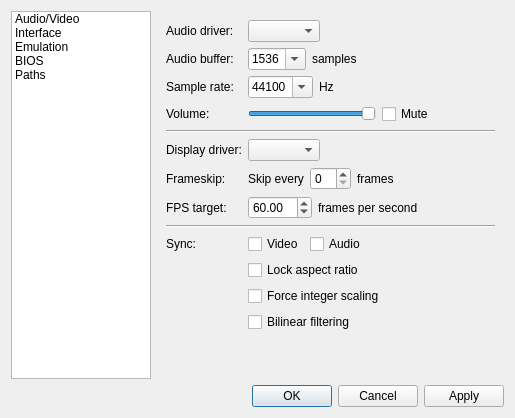
Old version of the form Libretro/mgba/src/platform/qt/SettingsView.ui in the repository kiddreads/Avalon-copy2.
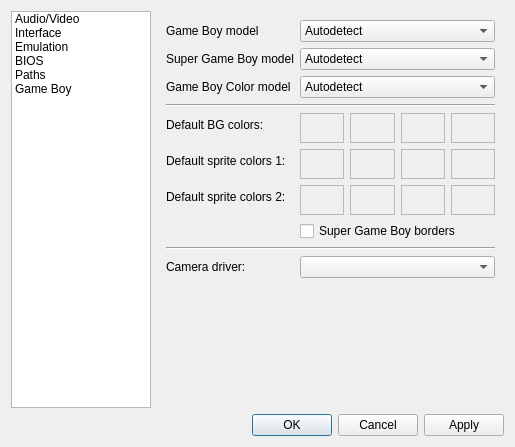
New version of the form. The open tabs and pages were chosen to show the change.

The edit to the form file:
```diff
--- a/Libretro/mgba/src/platform/qt/SettingsView.ui
+++ b/Libretro/mgba/src/platform/qt/SettingsView.ui
@@ -6,8 +6,8 @@
    <rect>
     <x>0</x>
     <y>0</y>
-    <width>650</width>
-    <height>454</height>
+    <width>588</width>
+    <height>488</height>
    </rect>
   </property>
   <property name="sizePolicy">
@@ -65,6 +65,11 @@
        <string>Paths</string>
       </property>
      </item>
+     <item>
+      <property name="text">
+       <string>Game Boy</string>
+      </property>
+     </item>
     </widget>
    </item>
    <item row="2" column="0" colspan="2">
@@ -414,6 +419,13 @@
          </item>
         </widget>
        </item>
+       <item row="1" column="0" colspan="2">
+        <widget class="Line" name="line_10">
+         <property name="orientation">
+          <enum>Qt::Horizontal</enum>
+         </property>
+        </widget>
+       </item>
        <item row="2" column="0">
         <widget class="QLabel" name="label_6">
          <property name="text">
@@ -483,13 +495,70 @@
          </property>
         </widget>
        </item>
-       <item row="1" column="0" colspan="2">
-        <widget class="Line" name="line_10">
+       <item row="9" column="1">
+        <widget class="QCheckBox" name="showFps">
+         <property name="text">
+          <string>Show FPS in title bar</string>
+         </property>
+         <property name="checked">
+          <bool>true</bool>
+         </property>
+        </widget>
+       </item>
+       <item row="10" column="0" colspan="2">
+        <widget class="Line" name="line_13">
          <property name="orientation">
           <enum>Qt::Horizontal</enum>
          </property>
         </widget>
        </item>
+       <item row="13" column="0" colspan="2">
+        <widget class="Line" name="line_16">
+         <property name="orientation">
+          <enum>Qt::Horizontal</enum>
+         </property>
+        </widget>
+       </item>
+       <item row="14" column="1">
+        <widget class="QCheckBox" name="cheatAutosave">
+         <property name="text">
+          <string>Automatically save cheats</string>
+         </property>
+         <property name="checked">
+          <bool>true</bool>
+         </property>
+        </widget>
+       </item>
+       <item row="15" column="1">
+        <widget class="QCheckBox" name="cheatAutoload">
+         <property name="text">
+          <string>Automatically load cheats</string>
+         </property>
+         <property name="checked">
+          <bool>true</bool>
+         </property>
+        </widget>
+       </item>
+       <item row="11" column="1">
+        <widget class="QCheckBox" name="autosave">
+         <property name="text">
+          <string>Automatically save state</string>
+         </property>
+         <property name="checked">
+          <bool>true</bool>
+         </property>
+        </widget>
+       </item>
+       <item row="12" column="1">
+        <widget class="QCheckBox" name="autoload">
+         <property name="text">
+          <string>Automatically load state</string>
+         </property>
+         <property name="checked">
+          <bool>true</bool>
+         </property>
+        </widget>
+       </item>
       </layout>
      </widget>
      <widget class="QWidget" name="emulation">
@@ -540,28 +609,28 @@
          </item>
         </layout>
        </item>
-       <item row="1" column="0" colspan="2">
+       <item row="2" column="0" colspan="2">
         <widget class="Line" name="line">
          <property name="orientation">
           <enum>Qt::Horizontal</enum>
          </property>
         </widget>
        </item>
-       <item row="2" column="1">
+       <item row="3" column="1">
         <widget class="QCheckBox" name="rewind">
          <property name="text">
           <string>Enable rewind</string>
          </property>
         </widget>
        </item>
-       <item row="3" column="0">
+       <item row="4" column="0">
         <widget class="QLabel" name="label_8">
          <property name="text">
           <string>Rewind history:</string>
          </property>
         </widget>
        </item>
-       <item row="3" column="1">
+       <item row="4" column="1">
         <layout class="QHBoxLayout" name="horizontalLayout_13">
          <item>
           <widget class="QSpinBox" name="rewindCapacity">
@@ -579,21 +648,21 @@
          </item>
         </layout>
        </item>
-       <item row="5" column="0" colspan="2">
+       <item row="6" column="0" colspan="2">
         <widget class="Line" name="line_3">
          <property name="orientation">
           <enum>Qt::Horizontal</enum>
          </property>
         </widget>
        </item>
-       <item row="6" column="0">
+       <item row="7" column="0">
         <widget class="QLabel" name="label_15">
          <property name="text">
           <string>Idle loops:</string>
          </property>
         </widget>
        </item>
-       <item row="6" column="1">
+       <item row="7" column="1">
         <widget class="QComboBox" name="idleOptimization">
          <item>
           <property name="text">
@@ -612,21 +681,21 @@
          </item>
         </widget>
        </item>
-       <item row="8" column="0" colspan="2">
+       <item row="9" column="0" colspan="2">
         <widget class="Line" name="line_2">
          <property name="orientation">
           <enum>Qt::Horizontal</enum>
          </property>
         </widget>
        </item>
-       <item row="9" column="0">
+       <item row="10" column="0">
         <widget class="QLabel" name="label_24">
          <property name="text">
           <string>Savestate extra data:</string>
          </property>
         </widget>
        </item>
-       <item row="9" column="1">
+       <item row="10" column="1">
         <widget class="QCheckBox" name="saveStateScreenshot">
          <property name="text">
           <string>Screenshot</string>
@@ -636,7 +705,7 @@
          </property>
         </widget>
        </item>
-       <item row="10" column="1">
+       <item row="11" column="1">
         <widget class="QCheckBox" name="saveStateSave">
          <property name="text">
           <string>Save data</string>
@@ -646,7 +715,7 @@
          </property>
         </widget>
        </item>
-       <item row="11" column="1">
+       <item row="12" column="1">
         <widget class="QCheckBox" name="saveStateCheats">
          <property name="text">
           <string>Cheat codes</string>
@@ -656,14 +725,14 @@
          </property>
         </widget>
        </item>
-       <item row="13" column="0">
+       <item row="14" column="0">
         <widget class="QLabel" name="label_25">
          <property name="text">
           <string>Load extra data:</string>
          </property>
         </widget>
        </item>
-       <item row="13" column="1">
+       <item row="14" column="1">
         <widget class="QCheckBox" name="loadStateScreenshot">
          <property name="text">
           <string>Screenshot</string>
@@ -673,28 +742,28 @@
          </property>
         </widget>
        </item>
-       <item row="14" column="1">
+       <item row="15" column="1">
         <widget class="QCheckBox" name="loadStateSave">
          <property name="text">
           <string>Save data</string>
          </property>
         </widget>
        </item>
-       <item row="15" column="1">
+       <item row="16" column="1">
         <widget class="QCheckBox" name="loadStateCheats">
          <property name="text">
           <string>Cheat codes</string>
          </property>
         </widget>
        </item>
-       <item row="12" column="0" colspan="2">
+       <item row="13" column="0" colspan="2">
         <widget class="Line" name="line_9">
          <property name="orientation">
           <enum>Qt::Horizontal</enum>
          </property>
         </widget>
        </item>
-       <item row="4" column="1">
+       <item row="5" column="1">
         <widget class="QCheckBox" name="rewindSave">
          <property name="text">
           <string>Rewind affects save data</string>
@@ -704,13 +773,30 @@
          </property>
         </widget>
        </item>
-       <item row="7" column="1">
+       <item row="8" column="1">
         <widget class="QCheckBox" name="preload">
          <property name="text">
           <string>Preload entire ROM into memory</string>
          </property>
         </widget>
        </item>
+       <item row="1" column="0">
+        <widget class="QLabel" name="label_31">
+         <property name="text">
+          <string>Autofire interval:</string>
+         </property>
+        </widget>
+       </item>
+       <item row="1" column="1">
+        <widget class="QSpinBox" name="autofireThreshold">
+         <property name="minimum">
+          <number>1</number>
+         </property>
+         <property name="maximum">
+          <number>60</number>
+         </property>
+        </widget>
+       </item>
       </layout>
      </widget>
      <widget class="QWidget" name="bios">
@@ -743,7 +829,7 @@
          </item>
         </layout>
        </item>
-       <item row="3" column="1">
+       <item row="4" column="1">
         <widget class="QCheckBox" name="useBios">
          <property name="text">
           <string>Use BIOS file if found</string>
@@ -753,14 +839,14 @@
          </property>
         </widget>
        </item>
-       <item row="4" column="1">
+       <item row="5" column="1">
         <widget class="QCheckBox" name="skipBios">
          <property name="text">
           <string>Skip BIOS intro</string>
          </property>
         </widget>
        </item>
-       <item row="2" column="1">
+       <item row="3" column="1">
         <layout class="QHBoxLayout" name="horizontalLayout_8">
          <item>
           <widget class="QLineEdit" name="gbaBios">
@@ -781,21 +867,21 @@
          </item>
         </layout>
        </item>
-       <item row="2" column="0">
+       <item row="3" column="0">
         <widget class="QLabel" name="label_4">
          <property name="text">
           <string>GBA BIOS file:</string>
          </property>
         </widget>
        </item>
-       <item row="1" column="0">
+       <item row="2" column="0">
         <widget class="QLabel" name="label_5">
          <property name="text">
           <string>GBC BIOS file:</string>
          </property>
         </widget>
        </item>
-       <item row="1" column="1">
+       <item row="2" column="1">
         <layout class="QHBoxLayout" name="horizontalLayout_30">
          <item>
           <widget class="QLineEdit" name="gbcBios">
@@ -816,6 +902,34 @@
          </item>
         </layout>
        </item>
+       <item row="1" column="0">
+        <widget class="QLabel" name="label_30">
+         <property name="text">
+          <string>SGB BIOS file:</string>
+         </property>
+        </widget>
+       </item>
+       <item row="1" column="1">
+        <layout class="QHBoxLayout" name="horizontalLayout_12">
+         <item>
+          <widget class="QLineEdit" name="sgbBios">
+           <property name="sizePolicy">
+            <sizepolicy hsizetype="Expanding" vsizetype="Fixed">
+             <horstretch>0</horstretch>
+             <verstretch>0</verstretch>
+            </sizepolicy>
+           </property>
+          </widget>
+         </item>
+         <item>
+          <widget class="QPushButton" name="sgbBiosBrowse">
+           <property name="text">
+            <string>Browse</string>
+           </property>
+          </widget>
+         </item>
+        </layout>
+       </item>
       </layout>
      </widget>
      <widget class="QWidget" name="paths">
@@ -1008,6 +1122,465 @@
          </property>
         </widget>
        </item>
+       <item row="12" column="0" colspan="2">
+        <widget class="Line" name="line_14">
+         <property name="orientation">
+          <enum>Qt::Horizontal</enum>
+         </property>
+        </widget>
+       </item>
+       <item row="13" column="0">
+        <widget class="QLabel" name="label_48">
+         <property name="text">
+          <string>Cheats</string>
+         </property>
+        </widget>
+       </item>
+       <item row="13" column="1">
+        <layout class="QHBoxLayout" name="horizontalLayout_27">
+         <item>
+          <widget class="QLineEdit" name="cheatsPath">
+           <property name="sizePolicy">
+            <sizepolicy hsizetype="Expanding" vsizetype="Fixed">
+             <horstretch>0</horstretch>
+             <verstretch>0</verstretch>
+            </sizepolicy>
+           </property>
+           <property name="minimumSize">
+            <size>
+             <width>170</width>
+             <height>0</height>
+            </size>
+           </property>
+          </widget>
+         </item>
+         <item>
+          <widget class="QPushButton" name="cheatsBrowse">
+           <property name="text">
+            <string>Browse</string>
+           </property>
+          </widget>
+         </item>
+        </layout>
+       </item>
+       <item row="14" column="1">
+        <widget class="QCheckBox" name="cheatsSameDir">
+         <property name="text">
+          <string>Same directory as the ROM</string>
+         </property>
+        </widget>
+       </item>
+      </layout>
+     </widget>
+     <widget class="QWidget" name="gb">
+      <layout class="QFormLayout" name="formLayout_1">
+       <item row="0" column="0">
+        <widget class="QLabel" name="label_29">
+         <property name="text">
+          <string>Game Boy model</string>
+         </property>
+        </widget>
+       </item>
+       <item row="0" column="1">
+        <widget class="QComboBox" name="gbModel">
+         <item>
+          <property name="text">
+           <string>Autodetect</string>
+          </property>
+         </item>
+         <item>
+          <property name="text">
+           <string>Game Boy (DMG)</string>
+          </property>
+         </item>
+         <item>
+          <property name="text">
+           <string>Super Game Boy (SGB)</string>
+          </property>
+         </item>
+         <item>
+          <property name="text">
+           <string>Game Boy Color (CGB)</string>
+          </property>
+         </item>
+         <item>
+          <property name="text">
+           <string>Game Boy Advance (AGB)</string>
+          </property>
+         </item>
+        </widget>
+       </item>
+       <item row="1" column="0">
+        <widget class="QLabel" name="label_32">
+         <property name="text">
+          <string>Super Game Boy model</string>
+         </property>
+        </widget>
+       </item>
+       <item row="1" column="1">
+        <widget class="QComboBox" name="sgbModel">
+         <item>
+          <property name="text">
+           <string>Autodetect</string>
+          </property>
+         </item>
+         <item>
+          <property name="text">
+           <string>Game Boy (DMG)</string>
+          </property>
+         </item>
+         <item>
+          <property name="text">
+           <string>Super Game Boy (SGB)</string>
+          </property>
+         </item>
+         <item>
+          <property name="text">
+           <string>Game Boy Color (CGB)</string>
+          </property>
+         </item>
+         <item>
+          <property name="text">
+           <string>Game Boy Advance (AGB)</string>
+          </property>
+         </item>
+        </widget>
+       </item>
+       <item row="2" column="0">
+        <widget class="QLabel" name="label_33">
+         <property name="text">
+          <string>Game Boy Color model</string>
+         </property>
+        </widget>
+       </item>
+       <item row="2" column="1">
+        <widget class="QComboBox" name="cgbModel">
+         <item>
+          <property name="text">
+           <string>Autodetect</string>
+          </property>
+         </item>
+         <item>
+          <property name="text">
+           <string>Game Boy (DMG)</string>
+          </property>
+         </item>
+         <item>
+          <property name="text">
+           <string>Super Game Boy (SGB)</string>
+          </property>
+         </item>
+         <item>
+          <property name="text">
+           <string>Game Boy Color (CGB)</string>
+          </property>
+         </item>
+         <item>
+          <property name="text">
+           <string>Game Boy Advance (AGB)</string>
+          </property>
+         </item>
+        </widget>
+       </item>
+       <item row="3" column="0" colspan="2">
+        <widget class="Line" name="line_12">
+         <property name="orientation">
+          <enum>Qt::Horizontal</enum>
+         </property>
+        </widget>
+       </item>
+       <item row="4" column="0">
+        <widget class="QLabel" name="label_28">
+         <property name="text">
+          <string>Default BG colors:</string>
+         </property>
+        </widget>
+       </item>
+       <item row="4" column="1">
+        <layout class="QHBoxLayout" name="horizontalLayout_9">
+         <item>
+          <widget class="QFrame" name="color0">
+           <property name="minimumSize">
+            <size>
+             <width>30</width>
+             <height>30</height>
+            </size>
+           </property>
+           <property name="autoFillBackground">
+            <bool>true</bool>
+           </property>
+           <property name="frameShape">
+            <enum>QFrame::StyledPanel</enum>
+           </property>
+           <property name="frameShadow">
+            <enum>QFrame::Raised</enum>
+           </property>
+          </widget>
+         </item>
+         <item>
+          <widget class="QFrame" name="color1">
+           <property name="minimumSize">
+            <size>
+             <width>30</width>
+             <height>30</height>
+            </size>
+           </property>
+           <property name="autoFillBackground">
+            <bool>true</bool>
+           </property>
+           <property name="frameShape">
+            <enum>QFrame::StyledPanel</enum>
+           </property>
+           <property name="frameShadow">
+            <enum>QFrame::Raised</enum>
+           </property>
+          </widget>
+         </item>
+         <item>
+          <widget class="QFrame" name="color2">
+           <property name="minimumSize">
+            <size>
+             <width>30</width>
+             <height>30</height>
+            </size>
+           </property>
+           <property name="autoFillBackground">
+            <bool>true</bool>
+           </property>
+           <property name="frameShape">
+            <enum>QFrame::StyledPanel</enum>
+           </property>
+           <property name="frameShadow">
+            <enum>QFrame::Raised</enum>
+           </property>
+          </widget>
+         </item>
+         <item>
+          <widget class="QFrame" name="color3">
+           <property name="minimumSize">
+            <size>
+             <width>30</width>
+             <height>30</height>
+            </size>
+           </property>
+           <property name="autoFillBackground">
+            <bool>true</bool>
+           </property>
+           <property name="frameShape">
+            <enum>QFrame::StyledPanel</enum>
+           </property>
+           <property name="frameShadow">
+            <enum>QFrame::Raised</enum>
+           </property>
+          </widget>
+         </item>
+        </layout>
+       </item>
+       <item row="5" column="1">
+        <layout class="QHBoxLayout" name="horizontalLayout_15">
+         <item>
+          <widget class="QFrame" name="color4">
+           <property name="minimumSize">
+            <size>
+             <width>30</width>
+             <height>30</height>
+            </size>
+           </property>
+           <property name="autoFillBackground">
+            <bool>true</bool>
+           </property>
+           <property name="frameShape">
+            <enum>QFrame::StyledPanel</enum>
+           </property>
+           <property name="frameShadow">
+            <enum>QFrame::Raised</enum>
+           </property>
+          </widget>
+         </item>
+         <item>
+          <widget class="QFrame" name="color5">
+           <property name="minimumSize">
+            <size>
+             <width>30</width>
+             <height>30</height>
+            </size>
+           </property>
+           <property name="autoFillBackground">
+            <bool>true</bool>
+           </property>
+           <property name="frameShape">
+            <enum>QFrame::StyledPanel</enum>
+           </property>
+           <property name="frameShadow">
+            <enum>QFrame::Raised</enum>
+           </property>
+          </widget>
+         </item>
+         <item>
+          <widget class="QFrame" name="color6">
+           <property name="minimumSize">
+            <size>
+             <width>30</width>
+             <height>30</height>
+            </size>
+           </property>
+           <property name="autoFillBackground">
+            <bool>true</bool>
+           </property>
+           <property name="frameShape">
+            <enum>QFrame::StyledPanel</enum>
+           </property>
+           <property name="frameShadow">
+            <enum>QFrame::Raised</enum>
+           </property>
+          </widget>
+         </item>
+         <item>
+          <widget class="QFrame" name="color7">
+           <property name="minimumSize">
+            <size>
+             <width>30</width>
+             <height>30</height>
+            </size>
+           </property>
+           <property name="autoFillBackground">
+            <bool>true</bool>
+           </property>
+           <property name="frameShape">
+            <enum>QFrame::StyledPanel</enum>
+           </property>
+           <property name="frameShadow">
+            <enum>QFrame::Raised</enum>
+           </property>
+          </widget>
+         </item>
+        </layout>
+       </item>
+       <item row="7" column="1">
+        <widget class="QCheckBox" name="sgbBorders">
+         <property name="text">
+          <string>Super Game Boy borders</string>
+         </property>
+        </widget>
+       </item>
+       <item row="8" column="0" colspan="2">
+        <widget class="Line" name="line_11">
+         <property name="orientation">
+          <enum>Qt::Horizontal</enum>
+         </property>
+        </widget>
+       </item>
+       <item row="9" column="0">
+        <widget class="QLabel" name="label_27">
+         <property name="text">
+          <string>Camera driver:</string>
+         </property>
+        </widget>
+       </item>
+       <item row="9" column="1">
+        <widget class="QComboBox" name="cameraDriver">
+         <property name="sizePolicy">
+          <sizepolicy hsizetype="Expanding" vsizetype="Fixed">
+           <horstretch>0</horstretch>
+           <verstretch>0</verstretch>
+          </sizepolicy>
+         </property>
+        </widget>
+       </item>
+       <item row="6" column="1">
+        <layout class="QHBoxLayout" name="horizontalLayout_37">
+         <item>
+          <widget class="QFrame" name="color8">
+           <property name="minimumSize">
+            <size>
+             <width>30</width>
+             <height>30</height>
+            </size>
+           </property>
+           <property name="autoFillBackground">
+            <bool>true</bool>
+           </property>
+           <property name="frameShape">
+            <enum>QFrame::StyledPanel</enum>
+           </property>
+           <property name="frameShadow">
+            <enum>QFrame::Raised</enum>
+           </property>
+          </widget>
+         </item>
+         <item>
+          <widget class="QFrame" name="color9">
+           <property name="minimumSize">
+            <size>
+             <width>30</width>
+             <height>30</height>
+            </size>
+           </property>
+           <property name="autoFillBackground">
+            <bool>true</bool>
+           </property>
+           <property name="frameShape">
+            <enum>QFrame::StyledPanel</enum>
+           </property>
+           <property name="frameShadow">
+            <enum>QFrame::Raised</enum>
+           </property>
+          </widget>
+         </item>
+         <item>
+          <widget class="QFrame" name="color10">
+           <property name="minimumSize">
+            <size>
+             <width>30</width>
+             <height>30</height>
+            </size>
+           </property>
+           <property name="autoFillBackground">
+            <bool>true</bool>
+           </property>
+           <property name="frameShape">
+            <enum>QFrame::StyledPanel</enum>
+           </property>
+           <property name="frameShadow">
+            <enum>QFrame::Raised</enum>
+           </property>
+          </widget>
+         </item>
+         <item>
+          <widget class="QFrame" name="color11">
+           <property name="minimumSize">
+            <size>
+             <width>30</width>
+             <height>30</height>
+            </size>
+           </property>
+           <property name="autoFillBackground">
+            <bool>true</bool>
+           </property>
+           <property name="frameShape">
+            <enum>QFrame::StyledPanel</enum>
+           </property>
+           <property name="frameShadow">
+            <enum>QFrame::Raised</enum>
+           </property>
+          </widget>
+         </item>
+        </layout>
+       </item>
+       <item row="5" column="0">
+        <widget class="QLabel" name="label_69">
+         <property name="text">
+          <string>Default sprite colors 1:</string>
+         </property>
+        </widget>
+       </item>
+       <item row="6" column="0">
+        <widget class="QLabel" name="label_70">
+         <property name="text">
+          <string>Default sprite colors 2:</string>
+         </property>
+        </widget>
+       </item>
       </layout>
      </widget>
     </widget>
```
Left out of the diff: 16 changed lines with no effect on the pictures.
